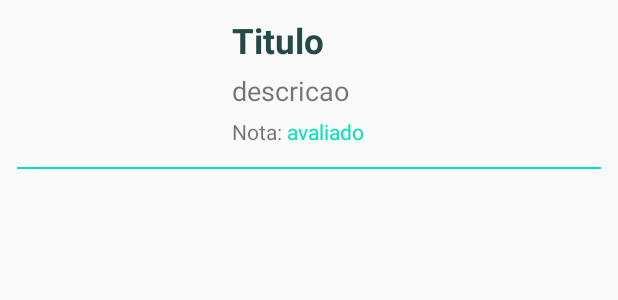
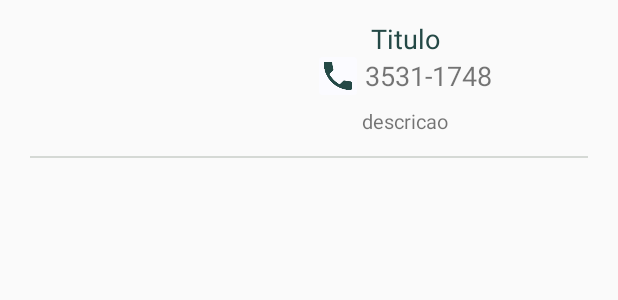
Before and after one commit to pedrvaldir/itaproject, an Android app: the layout list_item.xml on its own in the app's theme, with its tools: preview values and no code run, on a phone screen of 412 x 824 dp. Shown: the top 300 px of the screen. Run offline under Robolectric (Android 15) with nearby library versions, the phone set to English and light mode, and no system bars.

Commit message:
change layout ads, categories and data insertion ads app

```diff
--- a/app/src/main/java/com/example/valdir/appitarare/ui/activities/CategoryActivity.java
+++ b/app/src/main/java/com/example/valdir/appitarare/ui/activities/CategoryActivity.java
@@ -93,7 +93,6 @@ public class CategoryActivity extends AppCompatActivity implements CategAdapter.
     private void notifyDataChanged(ArrayList<String> newList) {
         mListCateg.clear();
         mListCateg.addAll(newList);
-
         mAdapterCateg.notifyDataSetChanged();
     }
 
--- a/app/src/main/res/layout/list_item.xml
+++ b/app/src/main/res/layout/list_item.xml
@@ -3,69 +3,70 @@
     android:orientation="vertical"
     android:layout_width="match_parent"
     android:layout_height="wrap_content"
-    android:padding="1dp"
-    android:layout_margin="10dp">
+    android:layout_marginLeft="20dp"
+    android:layout_marginRight="20dp">
     <LinearLayout
         android:orientation="horizontal"
         android:layout_width="match_parent"
-        android:layout_height="wrap_content">
+        android:layout_height="wrap_content"
+        android:layout_margin="2dp">
         <LinearLayout
             android:id="@+id/linear_image_item"
             android:layout_width="1dp"
-            android:layout_height="wrap_content"
+            android:layout_height="100dp"
             android:layout_gravity="center"
-            android:layout_weight="1">
+            android:layout_weight="2">
             <ImageView
                 android:id="@+id/iv_listitem"
-                android:layout_width="wrap_content"
-                android:layout_height="100dp"
-                android:layout_gravity="center_horizontal"
+                android:layout_width="95dp"
+                android:layout_height="95dp"
+                android:layout_gravity="center"
                 />
         </LinearLayout>
         <LinearLayout
             android:layout_width="1dp"
-            android:layout_weight="2"
+            android:layout_weight="4"
             android:layout_height="wrap_content"
             android:orientation="vertical"
-            android:paddingLeft="8dp">
+            android:layout_gravity="center"
+            android:paddingLeft="6dp"
+            >
             <TextView
                 android:id="@+id/tv_title_listitem"
-                android:textSize="23sp"
-                android:paddingLeft="5dp"
+                android:textSize="18sp"
                 android:textColor="@color/colorPrimaryDark"
                 android:layout_width="match_parent"
                 android:layout_height="wrap_content"
                 android:text="Titulo"
-                android:textStyle="bold"/>
+                android:textAlignment="center"
+                />
+            <LinearLayout
+                android:layout_width="match_parent"
+                android:layout_height="wrap_content"
+                android:gravity="center_horizontal">
+                <ImageView
+                    android:layout_width="25dp"
+                    android:layout_height="25dp"
+                    android:src="@mipmap/ic_contat"/>
+                <TextView
+                    android:id="@+id/tv_phone_contact_categ"
+                    android:textSize="18sp"
+                    android:layout_marginLeft="5dp"
+                    android:layout_width="wrap_content"
+                    android:layout_height="wrap_content"
+                    android:text="3531-1748"
+                    />
+            </LinearLayout>
 
             <TextView
                 android:id="@+id/tv_descri_listitem"
-                android:layout_margin="5dp"
-                android:textSize="18sp"
+                android:textSize="13sp"
+                android:layout_marginTop="8dp"
                 android:layout_width="match_parent"
                 android:layout_height="wrap_content"
-                android:text="descricao" />
-            <LinearLayout
-                android:layout_width="match_parent"
-                android:layout_height="wrap_content">
-                <TextView
-                    android:layout_marginLeft="5dp"
-                    android:layout_width="wrap_content"
-                    android:layout_height="wrap_content"
-                    android:textSize="14sp"
-                    android:text="Nota: "/>
-                <TextView
-                    android:id="@+id/tv_rating"
-                    android:textSize="14sp"
-                    android:layout_width="match_parent"
-                    android:layout_height="wrap_content"
-                    android:text="avaliado"
-                    android:textColor="@color/colorAccent"
-                    />
-            </LinearLayout>
-
+                android:text="descricao"
+                android:textAlignment="center"/>
         </LinearLayout>
-
     </LinearLayout>
     <View
         android:paddingTop="10dp"
@@ -73,5 +74,5 @@
         android:paddingRight="15dp"
         android:layout_width="match_parent"
         android:layout_height="1dp"
-        android:background="@color/colorAccent"/>
+        android:background="@color/textColorFourth"/>
 </LinearLayout>
--- a/app/src/main/res/values/colors.xml
+++ b/app/src/main/res/values/colors.xml
@@ -13,7 +13,7 @@
     <color name="textColorPrimary">#000000</color>
     <color name="textColorSecond">#05e2b9</color>
     <color name="textColorThird">#72ffe5</color>
-    <color name="textColorFourth">#797d79</color>
+    <color name="textColorFourth">#d5d9d5</color>
     <color name="textColorFifth">#373737</color>
 
     <color name="colorDetalhes1">#009ea1</color>
```
Also changed, not shown: app/src/main/AndroidManifest.xml (+6 -6 lines), app/src/main/java/com/example/valdir/appitarare/data/AdvertisePreferences.java (+4 -4 lines), app/src/main/java/com/example/valdir/appitarare/model/Advertisement.java (+1 -9 lines), app/src/main/java/com/example/valdir/appitarare/ui/activities/AllAdvertisementActivity.java (+24 -13 lines), app/src/main/java/com/example/valdir/appitarare/ui/adapters/AdvertAdapter.java (+4 -3 lines), app/src/main/java/com/example/valdir/appitarare/util/Utils.java (+29 -13 lines), app/src/main/res/layout/activity_advertisement.xml (+41 -33 lines), app/src/main/res/layout/list_item_categ.xml (+6 -4 lines), app/src/main/res/menu/discovery.xml (+9 -6 lines).
